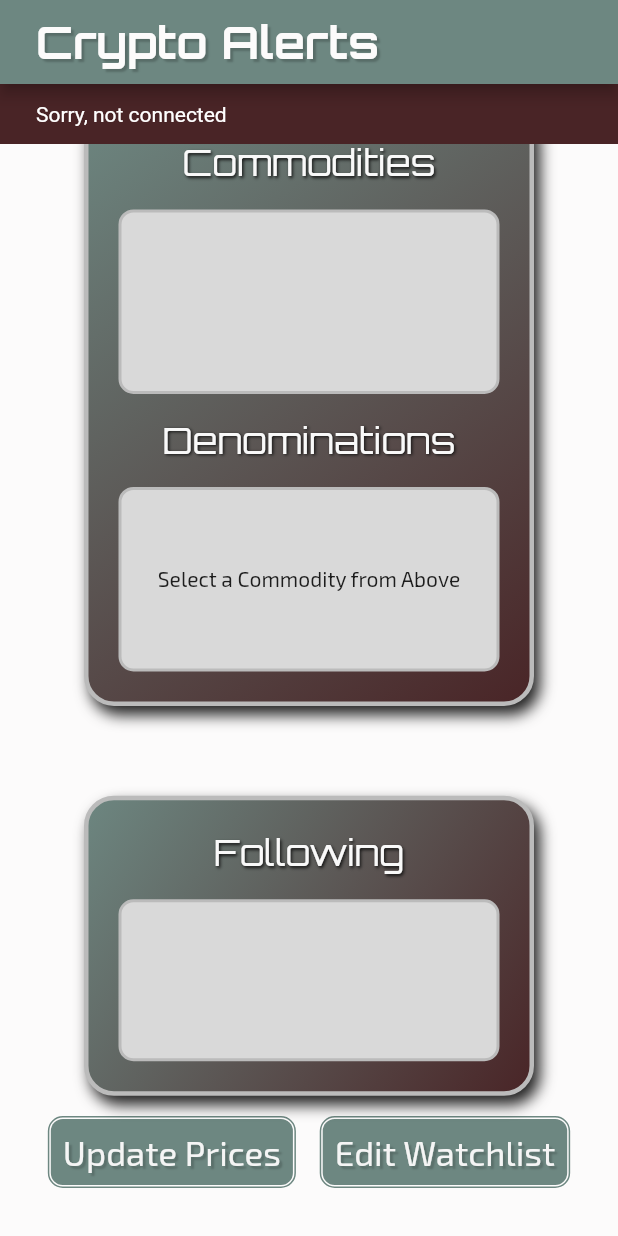
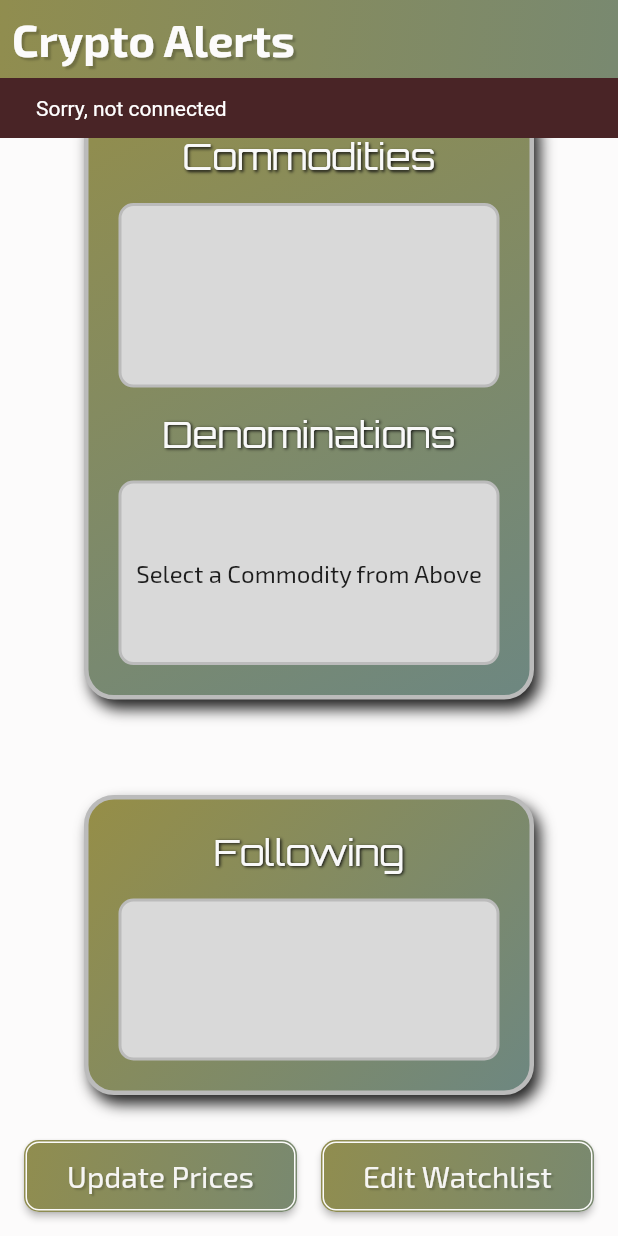
Before and after one commit to ScottS2017-2/appcircle_test, a Flutter app: the screen it shows after launch, after a tap on "Edit Watchlist", on a phone screen of 412 x 824 dp. Run offline on Flutter 3.47's test engine with Material 2 defaults, Android fonts, the phone set to English and light mode, and no system bars; our stand-ins replace flutter_redux, google_fonts, redux; network calls fail.

Commit message:
Refactored to create bordered buttons and add a gradient to the app bar

```diff
--- a/lib/pages/home.dart
+++ b/lib/pages/home.dart
@@ -1,3 +1,4 @@
+import 'package:crypto_tracker_redux/app/app_colors.dart';
 import 'package:crypto_tracker_redux/app/app_textstyles.dart';
 import 'package:crypto_tracker_redux/provider_version/models/app_state_model.dart';
 import 'package:crypto_tracker_redux/provider_version/pages/provider_home.dart';
@@ -35,15 +36,49 @@ class _HomeState extends State<Home> {
   @override
   Widget build(BuildContext context) {
     return Scaffold(
-      appBar: AppBar(
-        title: Padding(
-          padding: const EdgeInsets.only(left: 8.0),
-          child: Text(titleString,
-          style: AppTextStyles.appBarTextStyle,),
+      body: SizedBox.expand(
+        child: Column(
+          children: [
+            Material(
+              elevation: 4,
+              child: Ink(
+                decoration: BoxDecoration(
+                  gradient: LinearGradient(
+                    colors: [
+                      AppColors.oliveAccent,
+                      Theme.of(context).primaryColor,
+                    ],
+                    begin: Alignment(-2, -1.75),
+                    end: Alignment(2, 1.75),
+                    stops: [0, 1],
+                  ),
+                ),
+                child: SafeArea(
+                  bottom: false,
+                  child: Padding(
+                    padding: const EdgeInsets.all(8.0),
+                    child: Align(
+                      alignment: Alignment.centerLeft,
+                      child: Text(
+                        titleString,
+                        style: AppTextStyles.appBarTextStyle,
+                      ),
+                    ),
+                  ),
+                ),
+              ),
+            ),
+            Expanded(
+              child: MediaQuery.removePadding(
+                context: context,
+                removeTop: true,
+                child: PageView(
+                  children: pages,
+                ),
+              ),
+            ),
+          ],
         ),
-      ),
-      body: PageView(
-        children: pages,
       ),
     );
   }
--- a/lib/provider_version/pages/provider_home.dart
+++ b/lib/provider_version/pages/provider_home.dart
@@ -66,7 +66,7 @@ class _ProviderHomeState extends State<ProviderHome> {
             fit: StackFit.expand,
             children: [
               Padding(
-                padding: const EdgeInsets.all(16),
+                padding: const EdgeInsets.only(left: 16, top: 16, right: 16),
                 child: Column(
                   mainAxisAlignment: MainAxisAlignment.spaceEvenly,
                   crossAxisAlignment: CrossAxisAlignment.center,
@@ -95,13 +95,12 @@ class _ProviderHomeState extends State<ProviderHome> {
                                     borderRadius: BorderRadius.circular(8),
                                     gradient: LinearGradient(
                                       colors: [
-                                        Theme.of(context).primaryColor,
                                         AppColors.oliveAccent,
                                         Theme.of(context).primaryColor,
                                       ],
-                                      begin: Alignment.centerLeft,
-                                      end: Alignment.centerRight,
-                                      stops: [0, 0.5, 1],
+                                      begin: Alignment(-2, -1.75),
+                                      end: Alignment(2, 1.75),
+                                      stops: [0, 1],
                                     ),
                                   ),
                                   child: Container(
@@ -156,80 +155,27 @@ class _ProviderHomeState extends State<ProviderHome> {
                     Row(
                       mainAxisAlignment: MainAxisAlignment.spaceEvenly,
                       children: [
-                        GestureDetector(
-                          onTap: () => MyApp.appStateOf(context).manualUpdatePrices(),
-                          child: Container(
-                            height: 48,
-                            margin: const EdgeInsets.only(bottom: 16),
-                            decoration: BoxDecoration(
-                              border: Border.all(
-                                width: 1,
-                                color: Theme.of(context).primaryColor,
-                              ),
-                              borderRadius: BorderRadius.circular(10),
-                            ),
-                            child: Container(
-                              margin: const EdgeInsets.all(1),
-                              padding: const EdgeInsets.all(8),
-                              decoration: BoxDecoration(
-                                color: Theme.of(context).primaryColor,
-                                borderRadius: BorderRadius.circular(8),
-                              ),
-                              child: FittedBox(
-                                child: Text(
-                                  'Update Prices',
-                                  style: AppTextStyles.normal24.copyWith(
-                                    color: Theme.of(context).scaffoldBackgroundColor.withOpacity(0.95),
-                                    shadows: [
-                                      Shadow(
-                                        color: AppColors.dropShadowColor,
-                                        offset: Offset(2, 2),
-                                        blurRadius: 1,
-                                      ),
-                                    ],
-                                  ),
-                                ),
-                              ),
+                        Expanded(
+                          child: Padding(
+                            padding: const EdgeInsets.only(bottom: 16),
+                            child: CustomBorderButton(
+                              onPressed: () => MyApp.appStateOf(context).manualUpdatePrices(),
+                              child: Text('Update Prices'),
                             ),
                           ),
                         ),
-                        GestureDetector(
-                          onTap: () {
-                            MyApp.appStateOf(context).clearDenominationsApplicableToCurrentCommodity();
-                            toggleSideSlides();
-                          },
-                          child: Container(
-                            height: 48,
-                            margin: const EdgeInsets.only(bottom: 16),
-                            decoration: BoxDecoration(
-                              border: Border.all(
-                                width: 1,
-                                color: Theme.of(context).primaryColor,
-                              ),
-                              borderRadius: BorderRadius.circular(10),
-                            ),
-                            child: Container(
-                              margin: const EdgeInsets.all(1),
-                              padding: const EdgeInsets.all(8),
-                              decoration: BoxDecoration(
-                                color: Theme.of(context).primaryColor,
-                                borderRadius: BorderRadius.circular(8),
-                              ),
-                              child: FittedBox(
-                                child: Text(
-                                  'Edit Watchlist',
-                                  style: AppTextStyles.normal24.copyWith(
-                                    color: Theme.of(context).scaffoldBackgroundColor.withOpacity(0.95),
-                                    shadows: [
-                                      Shadow(
-                                        color: AppColors.dropShadowColor,
-                                        offset: Offset(2, 2),
-                                        blurRadius: 1,
-                                      ),
-                                    ],
-                                  ),
-                                ),
-                              ),
+                        SizedBox(
+                          width: 16,
+                        ),
+                        Expanded(
+                          child: Padding(
+                            padding: const EdgeInsets.only(bottom: 16),
+                            child: CustomBorderButton(
+                              onPressed: () {
+                                MyApp.appStateOf(context).clearDenominationsApplicableToCurrentCommodity();
+                                toggleSideSlides();
+                              },
+                              child: Text('Edit Watchlist'),
                             ),
                           ),
                         ),
@@ -366,3 +312,77 @@ class _ProviderHomeState extends State<ProviderHome> {
         });
   }
 }
+
+class CustomBorderButton extends StatelessWidget {
+  const CustomBorderButton({
+    Key? key,
+    required this.onPressed,
+    required this.child,
+  }) : super(key: key);
+
+  final VoidCallback onPressed;
+  final Widget child;
+
+  @override
+  Widget build(BuildContext context) {
+    return Material(
+      borderRadius: BorderRadius.circular(10),
+      elevation: 2,
+      child: InkWell(
+        onTap: onPressed,
+        child: Ink(
+          decoration: BoxDecoration(
+            borderRadius: BorderRadius.circular(10),
+            gradient: LinearGradient(
+              colors: [
+                AppColors.oliveAccent,
+                Theme.of(context).primaryColor,
+              ],
+              begin: Alignment(-2, -1.75),
+              end: Alignment(2, 1.75),
+              stops: [0, 1],
+            ),
+          ),
+          child: Stack(
+            fit: StackFit.passthrough,
+            children: [
+              Positioned.fill(
+                child: Padding(
+                  padding: const EdgeInsets.all(1),
+                  child: Ink(
+                    decoration: BoxDecoration(
+                      border: Border.all(
+                        width: 1,
+                        color: Theme.of(context).scaffoldBackgroundColor,
+                      ),
+                      borderRadius: BorderRadius.circular(9),
+                    ),
+                  ),
+                ),
+              ),
+              Container(
+                padding: const EdgeInsets.all(12),
+                height: 48,
+                child: FittedBox(
+                  child: DefaultTextStyle.merge(
+                    style: AppTextStyles.normal24.copyWith(
+                      color: Theme.of(context).scaffoldBackgroundColor.withOpacity(0.95),
+                      shadows: [
+                        Shadow(
+                          color: AppColors.dropShadowColor,
+                          offset: Offset(2, 2),
+                          blurRadius: 1,
+                        ),
+                      ],
+                    ),
+                    child: child,
+                  ),
+                ),
+              ),
+            ],
+          ),
+        ),
+      ),
+    );
+  }
+}
--- a/lib/provider_version/widgets/top_slide_in.dart
+++ b/lib/provider_version/widgets/top_slide_in.dart
@@ -41,14 +41,15 @@ class TopSlideIn extends StatelessWidget {
         ],
         gradient: LinearGradient(
           colors: [
+            AppColors.oliveAccent,
             Theme.of(context).primaryColor,
-          Theme.of(context).accentColor,
+
           ],
           stops: [
             0,
             1,
           ],
-          begin: Alignment.topLeft,
+          begin: Alignment(-1.0, -1.75),
           end: Alignment.bottomRight,
         ),
       ),
@@ -98,7 +99,8 @@ class TopSlideIn extends StatelessWidget {
                   uniqueCommodities.sort((SymbolModel left, SymbolModel right) {
                     return left.commodityFull.toLowerCase().compareTo(right.commodityFull.toLowerCase());
                   });
-                  return ListView.builder(
+                  return ListView.separated(
+                    padding: const EdgeInsets.symmetric(horizontal: 8),
                     itemCount: uniqueCommodities.length,
                     itemBuilder: (BuildContext context, int index) {
                       final symbol = uniqueCommodities[index];
@@ -107,17 +109,32 @@ class TopSlideIn extends StatelessWidget {
                           MyApp.appStateOf(context).updateDenominationsApplicableToCurrentCommodity(symbol);
                         },
                         style: ButtonStyle(
-                          padding: ButtonStyleButton.allOrNull<EdgeInsetsGeometry>(EdgeInsets.all(0)),
-                          backgroundColor: MaterialStateProperty.resolveWith<Color?>(
-                            (Set<MaterialState> states) {
-                              Theme.of(context).colorScheme.primary.withOpacity(0.5);
-                            },
-                          ),
+                          overlayColor: MaterialStateProperty.resolveWith((states) {
+                            if (states.contains(MaterialState.pressed)) {
+                              return Theme.of(context).primaryColor.withOpacity(.3);
+                            } else {
+                              Theme.of(context).primaryColor.withOpacity(.3);
+                            }
+                          }),
                         ),
                         child: Text(
                           symbol.commodityFull,
                           textAlign: TextAlign.center,
-                          style: AppTextStyles.normal12,
+                          style: AppTextStyles.normal16.copyWith(color: AppColors.blackTextColor),
+                        ),
+                      );
+                    },
+                    separatorBuilder: (BuildContext context, int index) {
+                      return Padding(
+                        padding: EdgeInsets.symmetric(
+                          horizontal: 16,
+                        ),
+                        child: Divider(
+                          height: 2,
+                          indent: 0,
+                          endIndent: 0,
+                          thickness: 2,
+                          color: Theme.of(context).primaryColor.withOpacity(0.5),
                         ),
                       );
                     },
@@ -163,19 +180,48 @@ class TopSlideIn extends StatelessWidget {
                   );
                   if (denominations.isEmpty) {
                     return Center(
-                      child: Text('Select a Commodity from Above'),
+                      child: FittedBox(
+                        child: Text(
+                          'Select a Commodity from Above',
+                          style: AppTextStyles.normal16,
+                        ),
+                      ),
                     );
                   } else {
-                    return ListView.builder(
+                    return ListView.separated(
+                      padding: const EdgeInsets.symmetric(horizontal: 8),
                       itemCount: denominations.length,
                       itemBuilder: (BuildContext context, int index) {
                         final symbol = denominations[index];
                         return TextButton(
                           onPressed: () => MyApp.appStateOf(context).updateInterestedInPrices(symbol),
+                          style: ButtonStyle(
+                            overlayColor: MaterialStateProperty.resolveWith((states) {
+                              if (states.contains(MaterialState.pressed)) {
+                                return Theme.of(context).primaryColor.withOpacity(.3);
+                              } else {
+                                Theme.of(context).primaryColor.withOpacity(.3);
+                              }
+                            }),
+                          ),
                           child: Text(
                             symbol.denominationFull,
                             textAlign: TextAlign.center,
-                            style: AppTextStyles.normal12,
+                            style: AppTextStyles.normal16.copyWith(color: AppColors.blackTextColor),
+                          ),
+                        );
+                      },
+                      separatorBuilder: (BuildContext context, int index) {
+                        return Padding(
+                          padding: EdgeInsets.symmetric(
+                            horizontal: 16,
+                          ),
+                          child: Divider(
+                            height: 2,
+                            indent: 0,
+                            endIndent: 0,
+                            thickness: 2,
+                            color: Theme.of(context).primaryColor.withOpacity(0.5),
                           ),
                         );
                       },
```
Also changed, not shown: lib/provider_version/widgets/bottom_slide_in.dart (+34 -23 lines).
